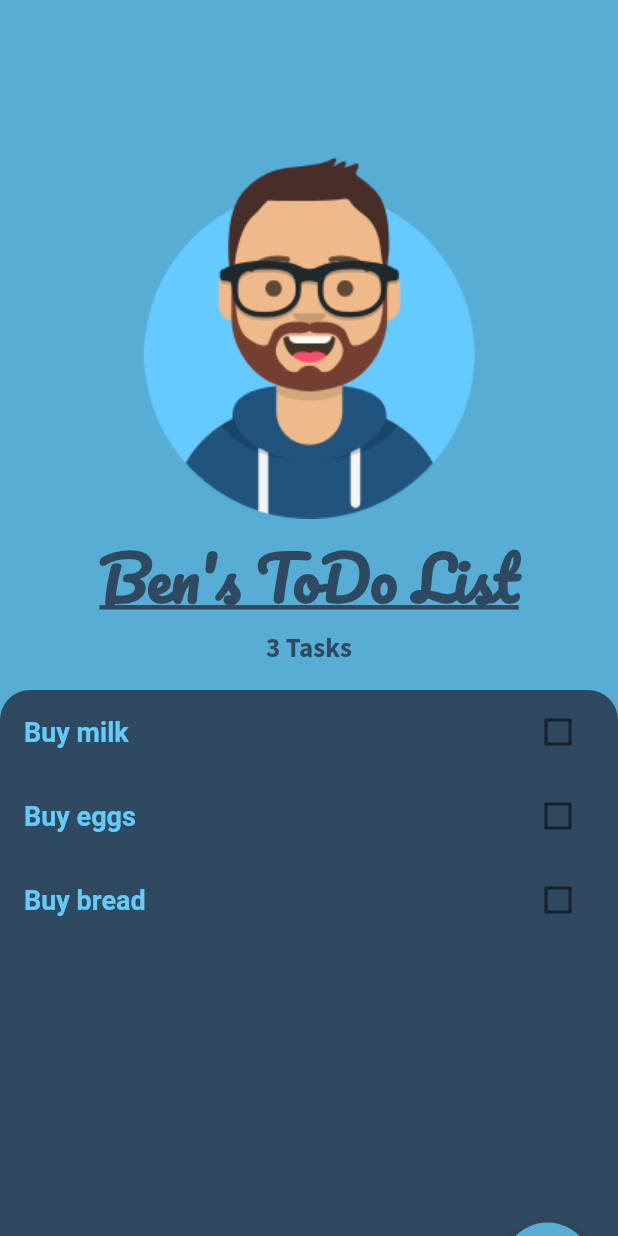
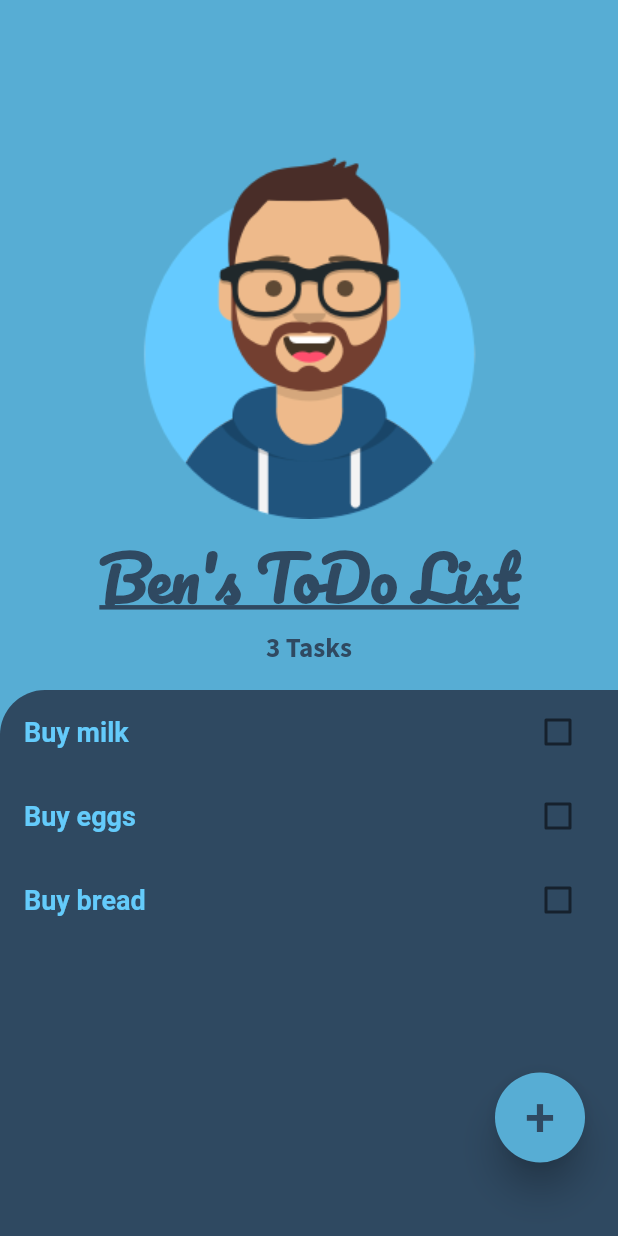
Before and after one commit to Benjamin-Ramage/bens_todo_list, a Flutter app: the screen it shows after launch, on a phone screen of 412 x 824 dp. Run offline on Flutter 3.47's test engine with Material 2 defaults, Android fonts, the phone set to English and light mode, and no system bars.

```diff
--- a/lib/models/task.dart
+++ b/lib/models/task.dart
@@ -1,3 +1,5 @@
+//Task Model
+
 class Task {
 
   final String name;
--- a/lib/screens/tasks_screen.dart
+++ b/lib/screens/tasks_screen.dart
@@ -69,16 +69,15 @@ class _TasksScreenState extends State<TasksScreen> {
               decoration: const BoxDecoration(
                 color: Color(0XFF2f4961),
                 borderRadius: BorderRadius.only(
-                  topLeft: Radius.circular(20.0),
-                  topRight: Radius.circular(20.0),
+                  topLeft: Radius.circular(30.0),
                 ),
               ),
               child: TasksList(tasks),
             ),
           ),
           Positioned(
-            top: 815.0,
-            left: 335.0,
+            top: 715.0,
+            left: 330.0,
             child: Container(
               margin: const EdgeInsets.only(
                 bottom: 30.0,
--- a/pubspec.yaml
+++ b/pubspec.yaml
@@ -20,9 +20,9 @@ version: 1.0.0+1
 environment:
   sdk: ">=2.17.1 <3.0.0"
 
-# Dependencies specify other packages that your package needs in order to work.
-# To automatically upgrade your package dependencies to the latest versions
-# consider running `flutter pub upgrade --major-versions`. Alternatively,
+# Dependencies specify other packages that your package needs in order to wo
+# consider running `flutter pub upgrade --major-versions`. Alternatively,rk.
+## To automatically upgrade your package dependencies to the latest versions
 # dependencies can be manually updated by changing the version numbers below to
 # the latest version available on pub.dev. To see which dependencies have newer
 # versions available, run `flutter pub outdated`.
```
Also changed, not shown: pubspec.lock, 2 other files.
